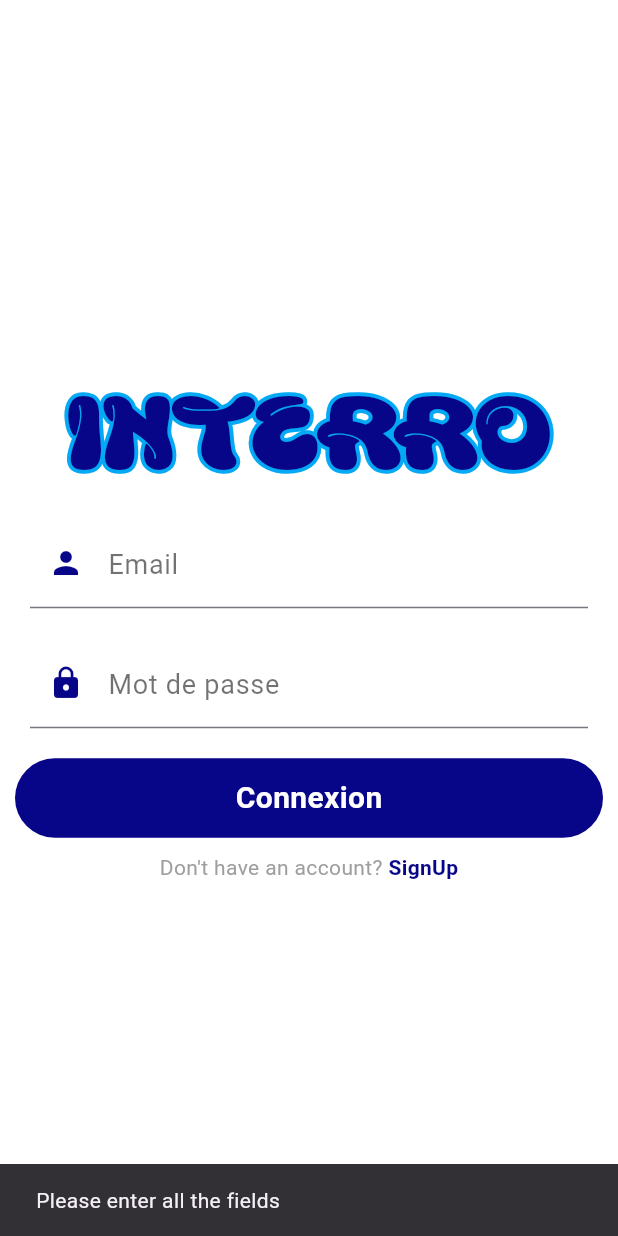
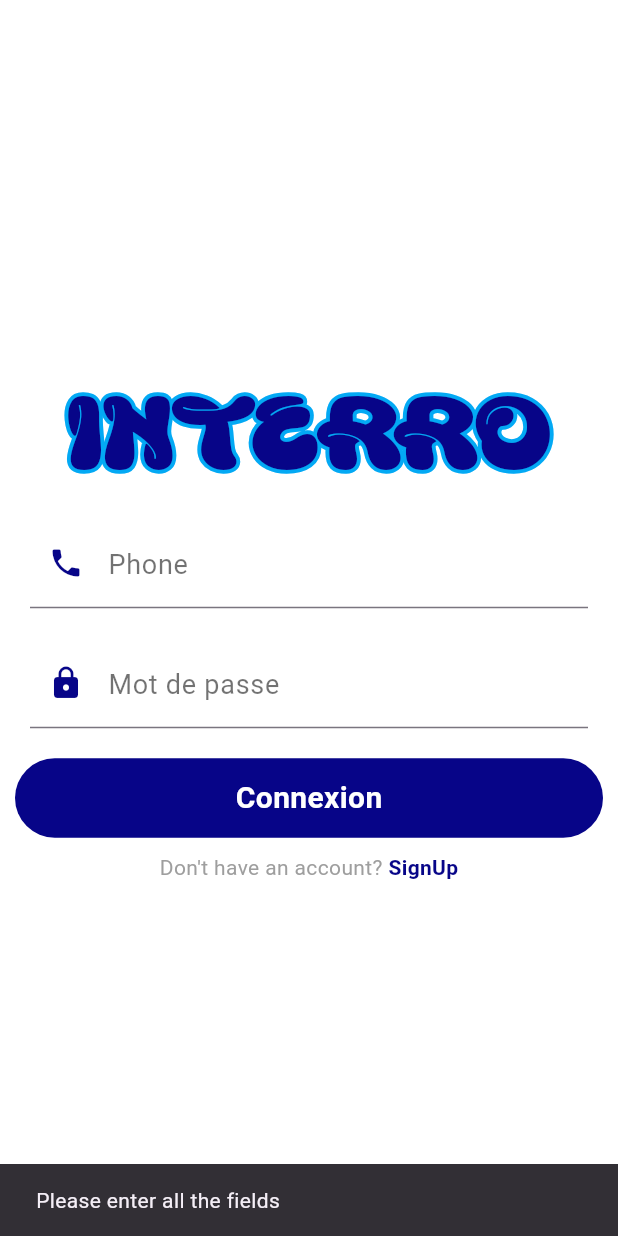
Before and after one commit to z1004-2002/interro, a Flutter app: the LogIn screen opened directly, after a tap on "Connexion", on a phone screen of 412 x 824 dp. Run offline on Flutter 3.47's test engine with Material 3 defaults, Android fonts, the phone set to English and light mode, and no system bars; drawn by our look-alikes of stroke_text; our stand-ins replace cloud_firestore, firebase_auth, firebase_core, google_sign_in, shared_preferences; accounts and stored records are empty.

```diff
--- a/lib/Services/authentication.dart
+++ b/lib/Services/authentication.dart
@@ -9,6 +9,7 @@ class AuthMethod {
 
   Future<String> signupUser({
     required String email,
+    required String phone,
     required String password,
     required String name,
   }) async {
@@ -16,21 +17,31 @@ class AuthMethod {
     try {
       if (email.isNotEmpty ||
           password.isNotEmpty ||
-          name.isNotEmpty) {
+          name.isNotEmpty ||
+          phone.isNotEmpty) {
         // register user in auth with email and password
+
+        // add user to your  firestore database
+        QuerySnapshot snap = await FirebaseFirestore.instance
+            .collection('users')
+            .where("phone", isEqualTo: phone)
+            .get();
+        if (snap.docs.isEmpty) {
           UserCredential cred = await _auth.createUserWithEmailAndPassword(
             email: email,
             password: password,
           );
-        // add user to your  firestore database
-        print(cred.user!.uid);
           await _firestore.collection("users").doc(cred.user!.uid).set({
             'name': name,
             'uid': cred.user!.uid,
             'email': email,
+            'phone': phone,
           });
 
           res = "success";
+        } else {
+          return "user already registered";
+        }
       }
     } catch (err) {
       return err.toString();
@@ -40,18 +51,27 @@ class AuthMethod {
 
   // logIn user
   Future<String> loginUser({
-    required String email,
+    required String phone,
     required String password,
   }) async {
     String res = "Some error Occurred";
     try {
-      if (email.isNotEmpty || password.isNotEmpty) {
-        // logging in user with email and password
+      if (phone.isNotEmpty || password.isNotEmpty) {
+        QuerySnapshot snap = await FirebaseFirestore.instance
+            .collection('users')
+            .where("phone", isEqualTo: phone)
+            .get();
+        if (snap.docs.isNotEmpty) {
+          String email = snap.docs[0]['email'];
           await _auth.signInWithEmailAndPassword(
             email: email,
             password: password,
           );
           res = "success";
+        } else {
+          res = "Utilisateur non trouvé";
+        }
+        // logging in user with email and password
       } else {
         res = "Please enter all the fields";
       }
@@ -61,8 +81,8 @@ class AuthMethod {
     return res;
   }
 
-  // for sighout
+  // for signout
   signOut() async {
-    // await _auth.signOut();
+    await _auth.signOut();
   }
 }
--- a/lib/main.dart
+++ b/lib/main.dart
@@ -1,7 +1,6 @@
 import 'package:flutter/material.dart';
 import 'package:firebase_core/firebase_core.dart';
-import 'package:interro/pages/base.dart';
-import 'package:interro/pages/home.dart';
+import 'package:interro/base.dart';
 import 'package:interro/pages/welcome.dart';
 import 'package:shared_preferences/shared_preferences.dart';
 import 'firebase_options.dart';
--- a/lib/pages/login.dart
+++ b/lib/pages/login.dart
@@ -3,7 +3,7 @@ import 'package:interro/Services/authentication.dart';
 import 'package:interro/Widget/button.dart';
 import 'package:interro/Widget/snackbar.dart';
 import 'package:interro/Widget/text_field.dart';
-import 'package:interro/pages/home.dart';
+import 'package:interro/base.dart';
 import 'package:interro/pages/signup.dart';
 import 'package:shared_preferences/shared_preferences.dart';
 import 'package:stroke_text/stroke_text.dart';
@@ -16,42 +16,33 @@ class LogIn extends StatefulWidget {
 }
 
 class _LogInState extends State<LogIn> {
-  final TextEditingController emailController = TextEditingController();
+  final TextEditingController phoneController = TextEditingController();
   final TextEditingController passwordController = TextEditingController();
-  bool isLoading = false;
 
   @override
   void dispose() {
     super.dispose();
-    emailController.dispose();
+    phoneController.dispose();
     passwordController.dispose();
   }
 
 // email and passowrd auth part
   void loginUser() async {
-    setState(() {
-      isLoading = true;
-    });
     // signup user using our authmethod
     String res = await AuthMethod().loginUser(
-        email: emailController.text, password: passwordController.text);
+        phone: phoneController.text, password: passwordController.text);
 
     if (res == "success") {
-      setState(() {
-        isLoading = false;
-      });
       SharedPreferences prefs = await SharedPreferences.getInstance();
       prefs.setBool("isAuthenticated", true);
+      prefs.setString("phone", phoneController.text);
       //navigate to the home screen
       Navigator.of(context).pushReplacement(
         MaterialPageRoute(
-          builder: (context) => Home(),
+          builder: (context) => Base(),
         ),
       );
     } else {
-      setState(() {
-        isLoading = false;
-      });
       // show error
       showSnackBar(context, res);
     }
@@ -81,9 +72,9 @@ class _LogInState extends State<LogIn> {
               strokeWidth: 5,
             ),
             TextFieldInput(
-              icon: Icons.person,
-              textEditingController: emailController,
-              hintText: 'Email',
+              icon: Icons.phone,
+              textEditingController: phoneController,
+              hintText: 'Phone',
               textInputType: TextInputType.text,
             ),
             TextFieldInput(
```
Also changed, not shown: lib/base.dart (renamed from lib/pages/base.dart, +15 -10 lines), lib/pages/home.dart (+34 -42 lines), lib/pages/profil.dart (+24 -10 lines), lib/pages/settings.dart (added, +19 -0 lines), lib/pages/signup.dart (+22 -10 lines), lib/pages/welcome.dart (+6 -6 lines). Lines whose indentation alone changed are shown as unchanged.
